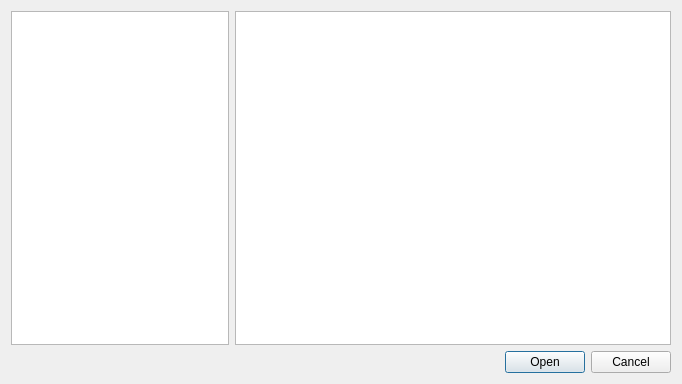
Above: client/GUI/filedialog.ui from group93492/distributor before the change. Below: the same form after it.
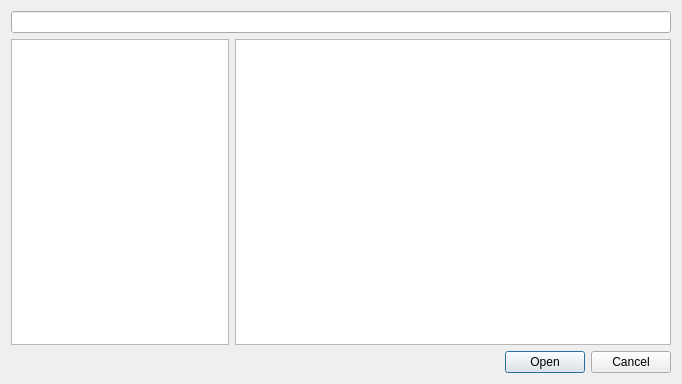
That is the form after the change.

Commit message: Added lineEdit for changed current path

```diff
--- a/client/GUI/filedialog.ui
+++ b/client/GUI/filedialog.ui
@@ -14,6 +14,9 @@
    <string>Dialog</string>
   </property>
   <layout class="QVBoxLayout" name="verticalLayout">
+   <item>
+    <widget class="QLineEdit" name="pathEdit"/>
+   </item>
    <item>
     <layout class="QHBoxLayout" name="horizontalLayout" stretch="1,2">
      <item>
```
Left out of the diff: 35 changed lines with no effect on the pictures. The commit also changes 2 other files.
